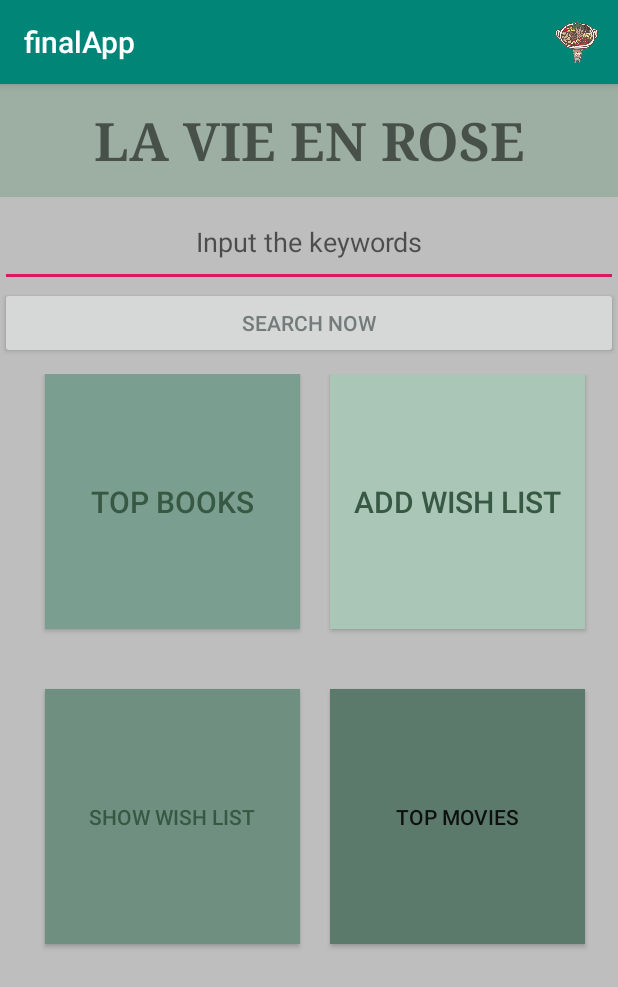
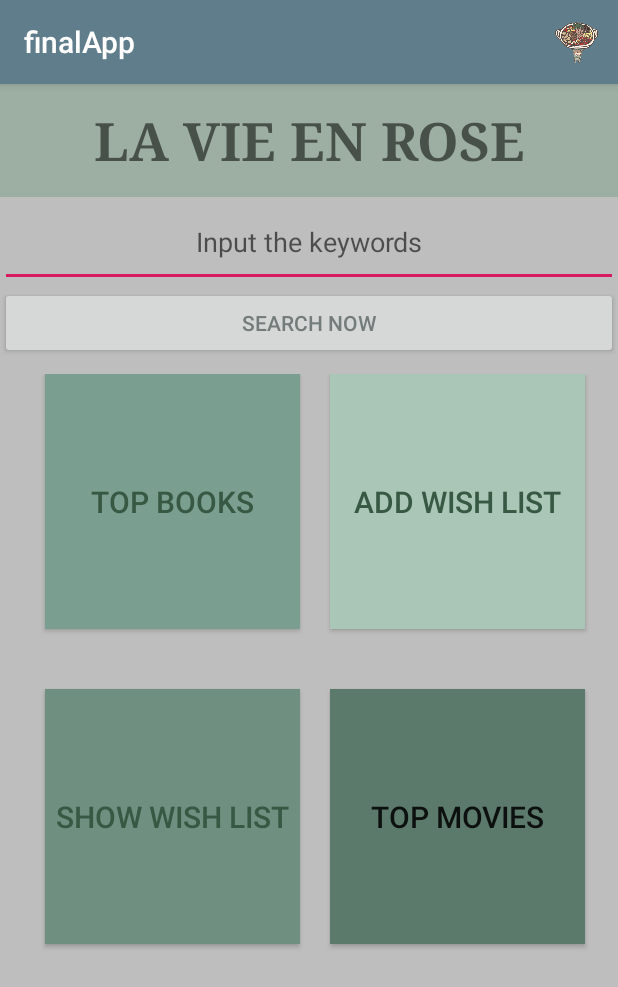
Before and after one commit to daixzz/finalApp, an Android app: the MainActivity screen opened directly, with no data from a screen before it, on a phone screen of 412 x 824 dp. Shown: the top 987 px of the screen. Run offline under Robolectric (Android 15) with nearby library versions, the phone set to English and light mode, and no system bars.

Commit message:
6.16finallyyyyy!!!!!again！

```diff
--- a/app/src/main/AndroidManifest.xml
+++ b/app/src/main/AndroidManifest.xml
@@ -6,9 +6,9 @@
 
     <application
         android:allowBackup="true"
-        android:icon="@mipmap/ic_launcher"
+        android:icon="@drawable/iconn"
         android:label="@string/app_name"
-        android:roundIcon="@mipmap/ic_launcher_round"
+        android:roundIcon="@drawable/iconn"
         android:supportsRtl="true"
         android:theme="@style/AppTheme"
         android:usesCleartextTraffic="true">
--- a/app/src/main/res/layout/activity_add_sth.xml
+++ b/app/src/main/res/layout/activity_add_sth.xml
@@ -173,8 +173,7 @@
         android:textColor="#314A43"
         android:textSize="25dp"
         android:onClick="onOpen"
-        android:text="Button"
-        tools:text="@string/open_List" />
+        android:text="@string/open_List" />
 
 
 </LinearLayout>
--- a/app/src/main/res/layout/activity_main.xml
+++ b/app/src/main/res/layout/activity_main.xml
@@ -83,7 +83,8 @@
             android:background="#6f9081"
             android:onClick="openWishList"
             android:text="@string/showwish"
-            android:textColor="#375842" />
+            android:textColor="#375842"
+            android:textSize="20sp" />
 
         <Button
             android:id="@+id/TOP_movies"
@@ -93,7 +94,8 @@
             android:layout_marginTop="10dp"
             android:background="#5c7a6c"
             android:onClick="openMovie"
-            android:text="@string/Top_moviess" />
+            android:text="@string/Top_moviess"
+            android:textSize="20sp" />
 
     </LinearLayout>
 
--- a/app/src/main/res/values/styles.xml
+++ b/app/src/main/res/values/styles.xml
@@ -3,7 +3,7 @@
     <!-- Base application theme. -->
     <style name="AppTheme" parent="Theme.AppCompat.Light.DarkActionBar">
         <!-- Customize your theme here. -->
-        <item name="colorPrimary">@color/colorPrimary</item>
+        <item name="colorPrimary">#607D8B</item>
         <item name="colorPrimaryDark">@color/colorPrimaryDark</item>
         <item name="colorAccent">@color/colorAccent</item>
     </style>
```
Also changed, not shown: app/src/main/java/com/zhen/finalapp/Add_sthActivity.java (+7 -2 lines), app/src/main/java/com/zhen/finalapp/AnswerActivity.java (+21 -0 lines), app/src/main/res/drawable/iconn.JPG (added).
